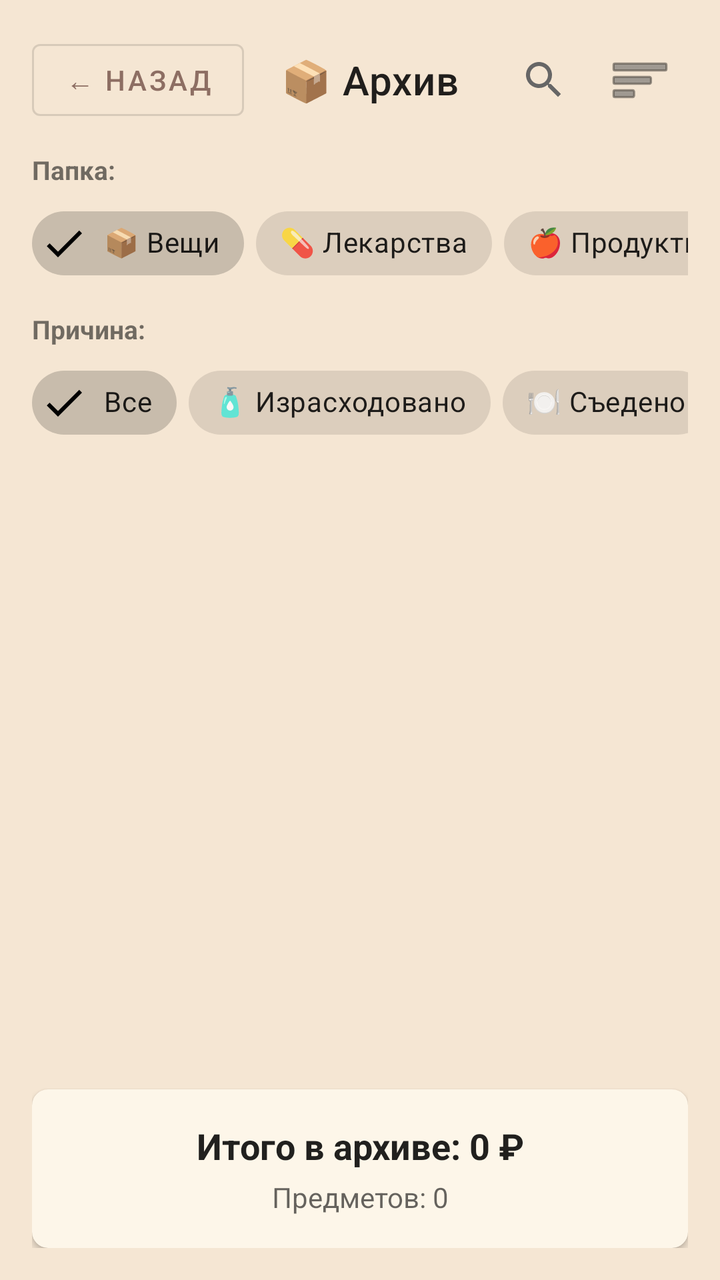
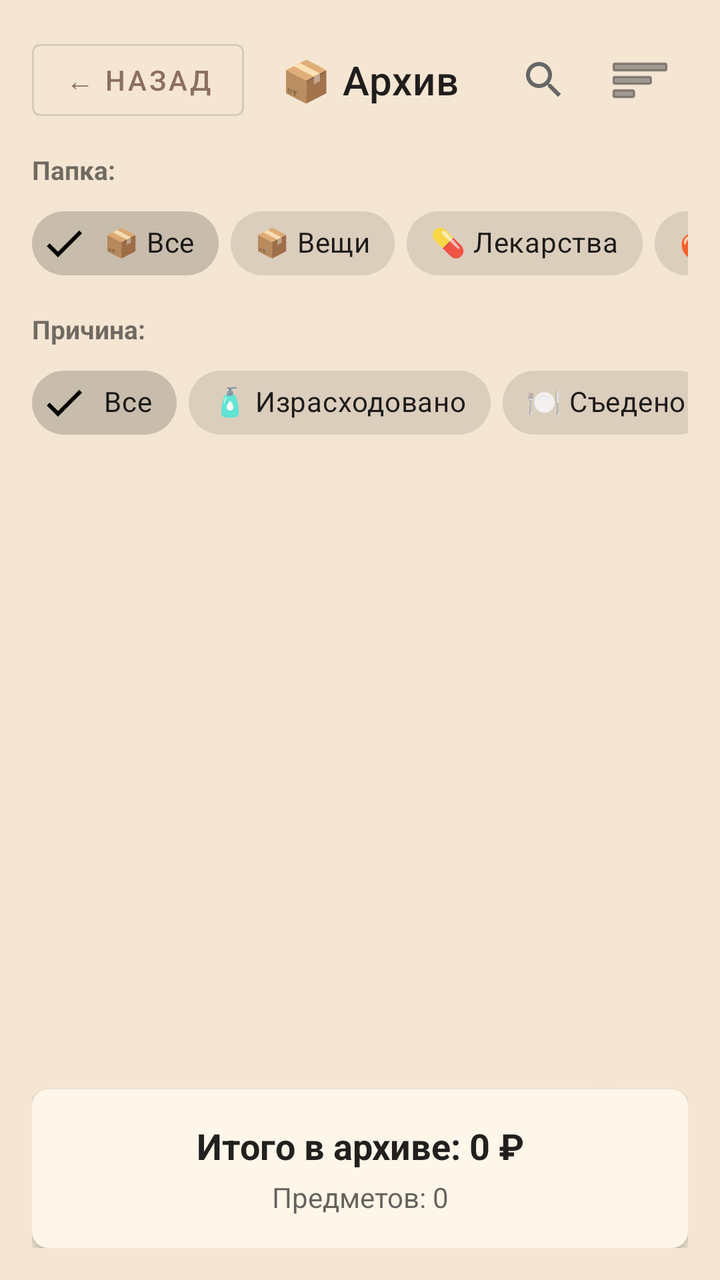

Before-and-after screenshots of an Android layout around one commit, followed by the original layout XML and the change that was made.
<!-- AndroidManifest.xml: application theme Theme.BAZA -->
<!-- res/layout/activity_archive.xml -->
<?xml version="1.0" encoding="utf-8"?>
<LinearLayout xmlns:android="http://schemas.android.com/apk/res/android"
    xmlns:app="http://schemas.android.com/apk/res-auto"
    android:layout_width="match_parent"
    android:layout_height="match_parent"
    android:orientation="vertical"
    android:padding="16dp">

    
    <LinearLayout
        android:layout_width="match_parent"
        android:layout_height="wrap_content"
        android:orientation="horizontal"
        android:layout_marginBottom="12dp"
        android:gravity="center_vertical">

        <Button
            android:id="@+id/btnBack"
            android:layout_width="wrap_content"
            android:layout_height="wrap_content"
            android:text="← Назад"
            style="@style/Widget.MaterialComponents.Button.OutlinedButton" />

        <TextView
            android:layout_width="0dp"
            android:layout_height="wrap_content"
            android:layout_weight="1"
            android:text="📦 Архив"
            android:textAppearance="?attr/textAppearanceHeadline6"
            android:gravity="center" />

        
        <ImageButton
            android:id="@+id/btnSearch"
            android:layout_width="48dp"
            android:layout_height="48dp"
            android:src="@drawable/ic_search"
            android:background="?attr/selectableItemBackgroundBorderless"
            android:contentDescription="Поиск"
            android:tint="?attr/colorControlNormal" />

        
        <ImageButton
            android:id="@+id/btnSort"
            android:layout_width="48dp"
            android:layout_height="48dp"
            android:src="@android:drawable/ic_menu_sort_by_size"
            android:background="?attr/selectableItemBackgroundBorderless"
            android:contentDescription="Сортировка"
            android:tint="?attr/colorControlNormal" />
    </LinearLayout>

    
    <TextView
        android:layout_width="wrap_content"
        android:layout_height="wrap_content"
        android:text="Папка:"
        android:textSize="13sp"
        android:textStyle="bold"
        android:layout_marginBottom="4dp" />

    <HorizontalScrollView
        android:layout_width="match_parent"
        android:layout_height="wrap_content"
        android:scrollbars="none"
        android:layout_marginBottom="10dp">

        <com.google.android.material.chip.ChipGroup
            android:id="@+id/chipGroupFolder"
            android:layout_width="wrap_content"
            android:layout_height="wrap_content"
            app:singleSelection="true"
            app:selectionRequired="true"
            app:chipSpacingHorizontal="6dp"
            app:chipSpacingVertical="0dp">

            <com.google.android.material.chip.Chip
                android:id="@+id/chipFolderThings"
                style="@style/Widget.MaterialComponents.Chip.Filter"
                android:layout_width="wrap_content"
                android:layout_height="wrap_content"
                android:text="📦 Вещи"
                android:checkable="true"
                android:checked="true" />

            <com.google.android.material.chip.Chip
                android:id="@+id/chipFolderMedicine"
                style="@style/Widget.MaterialComponents.Chip.Filter"
                android:layout_width="wrap_content"
                android:layout_height="wrap_content"
                android:text="💊 Лекарства"
                android:checkable="true" />

            <com.google.android.material.chip.Chip
                android:id="@+id/chipFolderFood"
                style="@style/Widget.MaterialComponents.Chip.Filter"
                android:layout_width="wrap_content"
                android:layout_height="wrap_content"
                android:text="🍎 Продукты"
                android:checkable="true" />
        </com.google.android.material.chip.ChipGroup>
    </HorizontalScrollView>

    
    <TextView
        android:layout_width="wrap_content"
        android:layout_height="wrap_content"
        android:text="Причина:"
        android:textSize="13sp"
        android:textStyle="bold"
        android:layout_marginBottom="4dp" />

    <HorizontalScrollView
        android:layout_width="match_parent"
        android:layout_height="wrap_content"
        android:scrollbars="none"
        android:layout_marginBottom="12dp">

        <com.google.android.material.chip.ChipGroup
            android:id="@+id/chipGroupReason"
            android:layout_width="wrap_content"
            android:layout_height="wrap_content"
            app:singleSelection="true"
            app:selectionRequired="true"
            app:chipSpacingHorizontal="6dp"
            app:chipSpacingVertical="0dp">

            <com.google.android.material.chip.Chip
                android:id="@+id/chipReasonAll"
                style="@style/Widget.MaterialComponents.Chip.Filter"
                android:layout_width="wrap_content"
                android:layout_height="wrap_content"
                android:text="Все"
                android:checkable="true"
                android:checked="true" />

            <com.google.android.material.chip.Chip
                android:id="@+id/chipReasonUsedUp"
                style="@style/Widget.MaterialComponents.Chip.Filter"
                android:layout_width="wrap_content"
                android:layout_height="wrap_content"
                android:text="🧴 Израсходовано"
                android:checkable="true" />

            <com.google.android.material.chip.Chip
                android:id="@+id/chipReasonEaten"
                style="@style/Widget.MaterialComponents.Chip.Filter"
                android:layout_width="wrap_content"
                android:layout_height="wrap_content"
                android:text="🍽 Съедено"
                android:checkable="true" />

            <com.google.android.material.chip.Chip
                android:id="@+id/chipReasonBroken"
                style="@style/Widget.MaterialComponents.Chip.Filter"
                android:layout_width="wrap_content"
                android:layout_height="wrap_content"
                android:text="🔧 Сломано"
                android:checkable="true" />

            <com.google.android.material.chip.Chip
                android:id="@+id/chipReasonThrown"
                style="@style/Widget.MaterialComponents.Chip.Filter"
                android:layout_width="wrap_content"
                android:layout_height="wrap_content"
                android:text="🗑 Выброшено"
                android:checkable="true" />

            <com.google.android.material.chip.Chip
                android:id="@+id/chipReasonGifted"
                style="@style/Widget.MaterialComponents.Chip.Filter"
                android:layout_width="wrap_content"
                android:layout_height="wrap_content"
                android:text="🎁 Подарено"
                android:checkable="true" />

            <com.google.android.material.chip.Chip
                android:id="@+id/chipReasonSold"
                style="@style/Widget.MaterialComponents.Chip.Filter"
                android:layout_width="wrap_content"
                android:layout_height="wrap_content"
                android:text="💰 Продано"
                android:checkable="true" />

            <com.google.android.material.chip.Chip
                android:id="@+id/chipReasonExpired"
                style="@style/Widget.MaterialComponents.Chip.Filter"
                android:layout_width="wrap_content"
                android:layout_height="wrap_content"
                android:text="⏰ Истёк срок"
                android:checkable="true" />

            <com.google.android.material.chip.Chip
                android:id="@+id/chipReasonOther"
                style="@style/Widget.MaterialComponents.Chip.Filter"
                android:layout_width="wrap_content"
                android:layout_height="wrap_content"
                android:text="📦 Другое"
                android:checkable="true" />
        </com.google.android.material.chip.ChipGroup>
    </HorizontalScrollView>

    
    <androidx.recyclerview.widget.RecyclerView
        android:id="@+id/rvArchive"
        android:layout_width="match_parent"
        android:layout_height="0dp"
        android:layout_weight="1"
        android:clipToPadding="false"
        android:paddingBottom="8dp" />

    
    <com.google.android.material.card.MaterialCardView
        android:layout_width="match_parent"
        android:layout_height="wrap_content"
        android:layout_marginTop="8dp"
        app:cardCornerRadius="8dp"
        app:cardElevation="2dp"
        app:cardBackgroundColor="@color/cardSurface">

        <LinearLayout
            android:layout_width="match_parent"
            android:layout_height="wrap_content"
            android:orientation="vertical"
            android:padding="16dp">

            <TextView
                android:id="@+id/tvArchiveTotal"
                android:layout_width="match_parent"
                android:layout_height="wrap_content"
                android:text="Итого в архиве: 0 ₽"
                android:textSize="18sp"
                android:textStyle="bold"
                android:textColor="?android:attr/textColorPrimary"
                android:gravity="center" />

            <TextView
                android:id="@+id/tvArchiveCount"
                android:layout_width="match_parent"
                android:layout_height="wrap_content"
                android:text="Предметов: 0"
                android:textSize="14sp"
                android:textColor="?android:attr/textColorSecondary"
                android:gravity="center"
                android:layout_marginTop="4dp" />
        </LinearLayout>
    </com.google.android.material.card.MaterialCardView>

</LinearLayout>
<!-- resources referenced by this layout -->
<resources>
  <color name="cardSurface">#FDF6E9</color>
  <!-- drawable ic_search (drawable) -->
  <vector xmlns:android="http://schemas.android.com/apk/res/android"
      android:width="24dp"
      android:height="24dp"
      android:viewportWidth="24"
      android:viewportHeight="24"
      android:tint="?attr/colorControlNormal">
    <path
        android:fillColor="@android:color/white"
        android:pathData="M15.5,14h-0.79l-0.28,-0.27C15.41,12.59 16,11.11 16,9.5 16,5.91 13.09,3 9.5,3S3,5.91 3,9.5 5.91,16 9.5,16c1.61,0 3.09,-0.59 4.23,-1.57l0.27,0.28v0.79l5,4.99L20.49,19l-4.99,-5zM9.5,14C7.01,14 5,11.99 5,9.5S7.01,5 9.5,5 14,7.01 14,9.5 11.99,14 9.5,14z"/>
  </vector>
  <style name="Theme.BAZA" parent="Theme.MaterialComponents.DayNight.NoActionBar">
          <item name="colorPrimary">@color/colorPrimary</item>
          <item name="colorPrimaryDark">@color/colorPrimaryDark</item>
          <item name="colorAccent">@color/colorAccent</item>
  
          
          <item name="android:windowBackground">@color/windowBackground</item>
          <item name="android:colorBackground">@color/windowBackground</item>
          <item name="colorSurface">@color/windowBackground</item>
      </style>
  <color name="colorPrimary">#8D6E63</color>
  <color name="colorPrimaryDark">#6D4C41</color>
  <color name="colorAccent">#C97B63</color>
  <color name="windowBackground">#F5E6D3</color>
</resources>

<!-- the commit's change to res/layout/activity_archive.xml (unified diff, before → after) -->
@@ -74,14 +74,23 @@
             app:chipSpacingHorizontal="6dp"
             app:chipSpacingVertical="0dp">
 
-            <com.google.android.material.chip.Chip
-                android:id="@+id/chipFolderThings"
-                style="@style/Widget.MaterialComponents.Chip.Filter"
-                android:layout_width="wrap_content"
-                android:layout_height="wrap_content"
-                android:text="📦 Вещи"
+            
+            <com.google.android.material.chip.Chip
+                android:id="@+id/chipFolderAll"
+                style="@style/Widget.MaterialComponents.Chip.Filter"
+                android:layout_width="wrap_content"
+                android:layout_height="wrap_content"
+                android:text="📦 Все"
                 android:checkable="true"
                 android:checked="true" />
+
+            <com.google.android.material.chip.Chip
+                android:id="@+id/chipFolderThings"
+                style="@style/Widget.MaterialComponents.Chip.Filter"
+                android:layout_width="wrap_content"
+                android:layout_height="wrap_content"
+                android:text="📦 Вещи"
+                android:checkable="true" />
 
             <com.google.android.material.chip.Chip
                 android:id="@+id/chipFolderMedicine"
